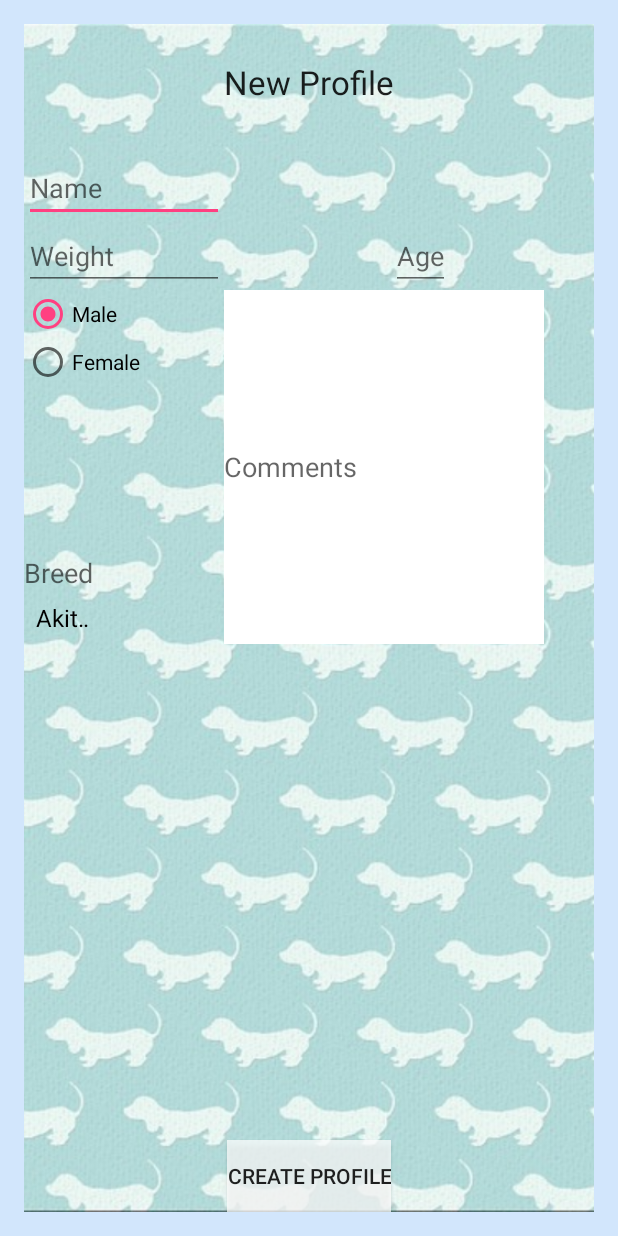
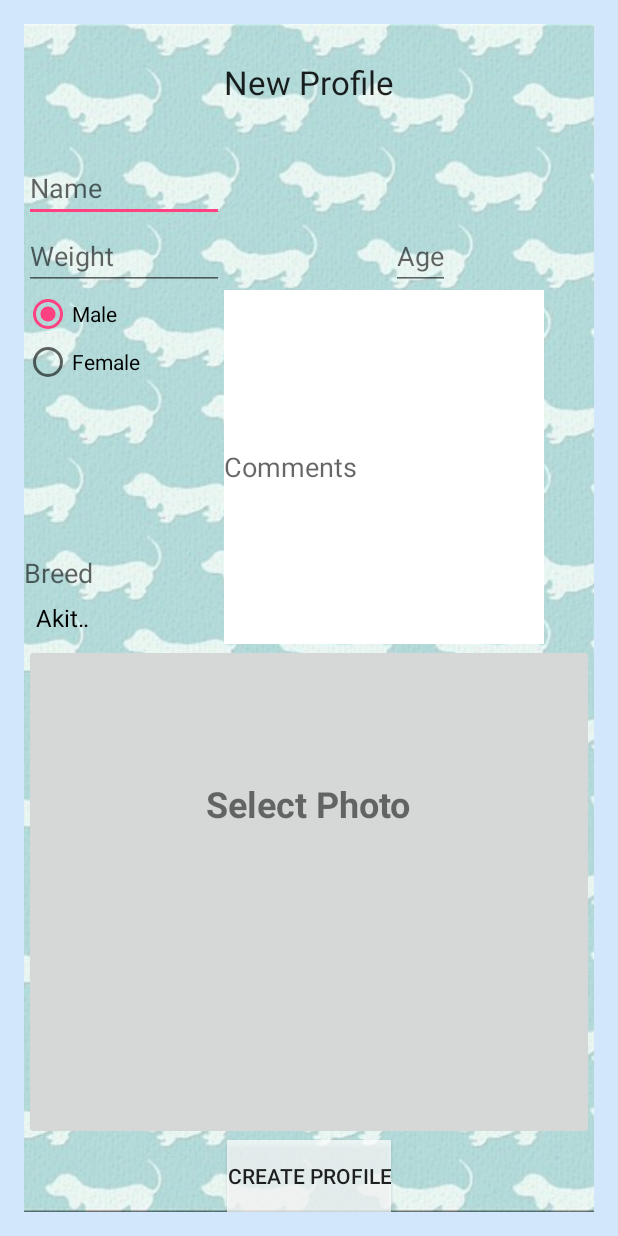
Before and after one commit to MansBestFriend/code, an Android app: the screen it shows after launch (Profile), after a tap on "NEW PROFILE", on a phone screen of 412 x 824 dp. Run offline under Robolectric (Android 15) with nearby library versions, the phone set to English and light mode, and no system bars.

Commit message:
select pic for profile

```diff
--- a/app/src/main/AndroidManifest.xml
+++ b/app/src/main/AndroidManifest.xml
@@ -3,6 +3,7 @@
     package="com.github.joey.mansbestfriend">
 
     <uses-permission android:name="android.permission.ACCESS_COARSE_LOCATION" />
+    <uses-permission android:name="android.permission.WRITE_EXTERNAL_STORAGE"/>
 
     <application
         android:allowBackup="true"
--- a/app/src/main/java/com/github/joey/mansbestfriend/MainActivity.java
+++ b/app/src/main/java/com/github/joey/mansbestfriend/MainActivity.java
@@ -23,6 +23,7 @@ import android.widget.RelativeLayout;
 import java.io.IOException;
 import java.util.ArrayList;
 import java.util.LinkedList;
+import java.util.TreeMap;
 
 //Test
 public class MainActivity extends AppCompatActivity {
@@ -128,24 +129,38 @@ public class MainActivity extends AppCompatActivity {
     public void updateProfList(){
         HandleDB helper = new HandleDB(getApplicationContext());
         SQLiteDatabase db = helper.getReadableDatabase();
-        Cursor c = db.rawQuery("SELECT Id FROM Profiles;", null);
-
+        Cursor c = db.rawQuery("SELECT Id,PhotoPath FROM Profiles;", null);
+        TreeMap<String,String> imgMap = new TreeMap<String,String>();
         LinkedList<String> profList = new LinkedList<String>();
 
         if(c != null){
             if(c.moveToFirst()){
                 do{
-                    profList.add(c.getString(c.getColumnIndex("Id")));
+                    String tmp = c.getString(c.getColumnIndex("Id"));
+                    profList.add(tmp);
+                    if(tmp != null && !tmp.isEmpty()) {
+                        String tmpPath = c.getString(c.getColumnIndex("PhotoPath"));
+                        if(tmpPath != null && !tmpPath.isEmpty()) {
+                            imgMap.put(tmp, tmpPath);
+
+                            Log.e("e", tmp);
+                        }
+
+
+                    }
                 } while(c.moveToNext());
             }
         }
         String[] sampleTxt = new String[profList.size()];
         Integer[] imageList = new Integer[profList.size()];
+        String[] imgPathList = new String[profList.size()];
         for(int i=0; i<profList.size(); i++){
+
             imageList[i] = R.drawable.dog;
             sampleTxt[i] = "";
+
         }
-        CustomList adapter = new CustomList(MainActivity.this,sampleTxt,imageList);
+        CustomList adapter = new CustomList(MainActivity.this,sampleTxt,imageList,imgMap);
         ListView pList = (ListView)findViewById(R.id.profileList);
         pList.setAdapter(adapter);
         pList.setOnItemClickListener(new AdapterView.OnItemClickListener(){
--- a/app/src/main/res/layout/content_profile.xml
+++ b/app/src/main/res/layout/content_profile.xml
@@ -15,11 +15,14 @@
     tools:showIn="@layout/activity_profile">
 
     <ImageView
-        android:layout_width="match_parent"
-        android:layout_height="match_parent"
+        android:layout_width="fill_parent"
+        android:layout_height="fill_parent"
         android:id="@+id/background"
         android:src="@drawable/dogbg"
-        android:scaleType="centerCrop" />
+        android:scaleType="centerCrop"
+        android:layout_alignParentTop="true"
+        android:layout_alignParentRight="true"
+        android:layout_alignParentEnd="true" />
 
     <TextView
         android:layout_width="wrap_content"
@@ -139,4 +142,26 @@
         android:layout_centerHorizontal="true"
         android:background="#b9ffffff" />
 
+    <ImageButton
+        android:layout_width="wrap_content"
+        android:layout_height="wrap_content"
+        android:id="@+id/selectPhoto"
+        android:layout_below="@+id/breedSpinner"
+        android:layout_above="@+id/createProfBtn"
+        android:layout_alignParentLeft="true"
+        android:layout_alignParentStart="true"
+        android:layout_alignParentRight="true"
+        android:layout_alignParentEnd="true" />
+
+    <TextView
+        android:layout_width="wrap_content"
+        android:layout_height="wrap_content"
+        android:text="Select Photo"
+        android:id="@+id/selectPhotoText"
+        android:layout_marginTop="90dp"
+        android:layout_below="@+id/profBio"
+        android:layout_centerHorizontal="true"
+        android:textStyle="bold"
+        android:textSize="24dp" />
+
 </RelativeLayout>
```
Also changed, not shown: app/src/main/java/com/github/joey/mansbestfriend/CustomList.java (+66 -2 lines), app/src/main/java/com/github/joey/mansbestfriend/ImageFilePath.java (added, +159 -0 lines), app/src/main/java/com/github/joey/mansbestfriend/Profile.java (+56 -2 lines), app/src/main/assets/mansbestfriend.db.
